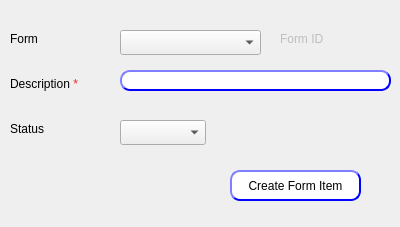
This is presentation/authorization_ui/createFormItem.ui in Hossam01/HyperPOS2020Design as Qt 5 draws it before an edit. The edited form follows.
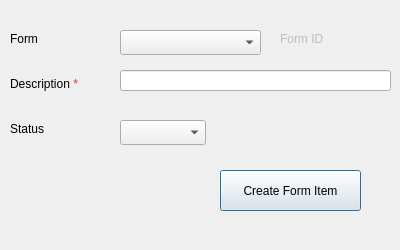
This is the edited form.

Diff of the .ui file:
```diff
--- a/presentation/authorization_ui/createFormItem.ui
+++ b/presentation/authorization_ui/createFormItem.ui
@@ -7,9 +7,21 @@
     <x>0</x>
     <y>0</y>
     <width>400</width>
-    <height>227</height>
+    <height>250</height>
    </rect>
   </property>
+  <property name="minimumSize">
+   <size>
+    <width>400</width>
+    <height>250</height>
+   </size>
+  </property>
+  <property name="maximumSize">
+   <size>
+    <width>400</width>
+    <height>250</height>
+   </size>
+  </property>
   <property name="windowTitle">
    <string>Create Form item</string>
   </property>
@@ -81,35 +93,16 @@
   <widget class="QPushButton" name="BTN_createFormItem">
    <property name="geometry">
     <rect>
-     <x>230</x>
+     <x>220</x>
      <y>170</y>
-     <width>131</width>
-     <height>31</height>
+     <width>141</width>
+     <height>41</height>
     </rect>
    </property>
-   <property name="styleSheet">
-    <string notr="true">QPushButton{
-                                        background-color: white;
-                                        border-style: outset;
-                                        border-width: 2px;
-                                        border-radius: 10px;
-                                        border-color: blue;
-                                        min-width: 6em;
-                                        }
-                                        QPushButton:hover {
-                                        background: qradialgradient(
-                                        cx: 0.3, cy: -0.4, fx: 0.3, fy: -0.4,
-                                        radius: 1.35, stop: 0 #fff, stop: 1 #bbb
-                                        );
-                                        }
-                                        QPushButton:pressed {
-                                        border-style: inset;
-                                        background: qradialgradient(
-                                        cx: 0.4, cy: -0.1, fx: 0.4, fy: -0.1,
-                                        radius: 1.35, stop: 0 #fff, stop: 1 #ddd
-                                        );
-                                        }
-                                    </string>
+   <property name="font">
+    <font>
+     <pointsize>9</pointsize>
+    </font>
    </property>
    <property name="text">
     <string>Create Form Item</string>
@@ -124,30 +117,6 @@
      <height>21</height>
     </rect>
    </property>
-   <property name="styleSheet">
-    <string notr="true">QLineEdit{
-                                        background-color: white;
-                                        border-style: outset;
-                                        border-width: 2px;
-                                        border-radius: 10px;
-                                        border-color: blue;
-                                        min-width: 6em;
-                                        }
-                                        QLineEdit:hover {
-                                        background: qradialgradient(
-                                        cx: 0.3, cy: -0.4, fx: 0.3, fy: -0.4,
-                                        radius: 1.35, stop: 0 #fff, stop: 1 #bbb
-                                        );
-                                        }
-                                       QLineEdit:pressed {
-                                        border-style: inset;
-                                        background: qradialgradient(
-                                        cx: 0.4, cy: -0.1, fx: 0.4, fy: -0.1,
-                                        radius: 1.35, stop: 0 #fff, stop: 1 #ddd
-                                        );
-                                        }
-                                    </string>
-   </property>
   </widget>
   <widget class="QLabel" name="label_4">
    <property name="geometry">
```
